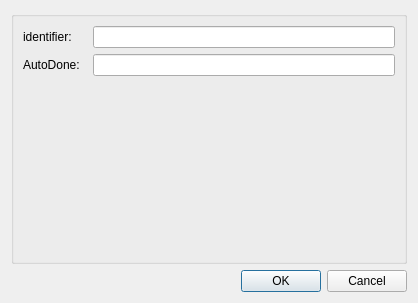
Above: mapclientplugins/meshgeneratorstep/qt/configuredialog.ui from ABI-Software/scaffoldmaker before the change. Below: the same form after it.
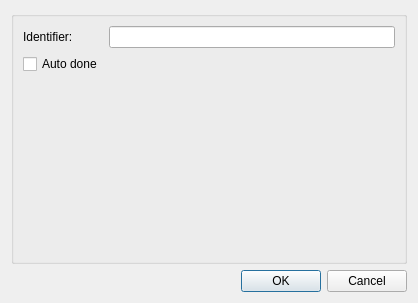
That is the form after the change.

What changed in the file:
```diff
--- a/mapclientplugins/meshgeneratorstep/qt/configuredialog.ui
+++ b/mapclientplugins/meshgeneratorstep/qt/configuredialog.ui
@@ -20,10 +20,13 @@
       <string/>
      </property>
      <layout class="QFormLayout" name="formLayout">
+      <property name="fieldGrowthPolicy">
+       <enum>QFormLayout::AllNonFixedFieldsGrow</enum>
+      </property>
       <item row="0" column="0">
        <widget class="QLabel" name="label0">
         <property name="text">
-         <string>identifier:  </string>
+         <string>Identifier:  </string>
         </property>
        </widget>
       </item>
@@ -32,15 +35,12 @@
       </item>
 
       <item row="1" column="0">
-       <widget class="QLabel" name="label1">
+       <widget class="QCheckBox" name="autoDoneCheckBox">
         <property name="text">
-         <string>AutoDone:  </string>
+         <string>Auto done</string>
         </property>
        </widget>
       </item>
-      <item row="1" column="1">
-       <widget class="QLineEdit" name="lineEdit1"/>
-      </item>
      </layout>
     </widget>
    </item>
```
Left out of the diff: 1 changed line with no effect on the pictures.
